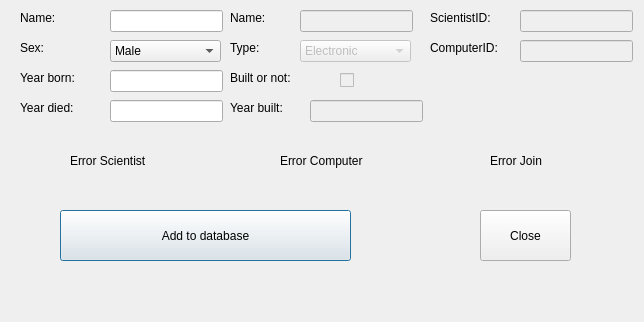
Before: the Qt Designer form widgetVerkefniVika3/addtodatabasedialog.ui in tinnathuridur/vika3, drawn with Qt 5; both pictures show x 0 to 644 and y 180 to 502 of the 644 by 502 pixel window.
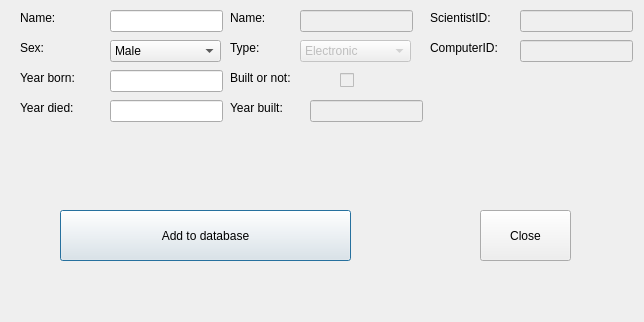
After: the same form once the commit is applied.

Commit message: tók út error í add glugganum

What changed in the file:
```diff
--- a/widgetVerkefniVika3/addtodatabasedialog.ui
+++ b/widgetVerkefniVika3/addtodatabasedialog.ui
@@ -335,7 +335,7 @@
     </rect>
    </property>
    <property name="text">
-    <string>Error Scientist</string>
+    <string/>
    </property>
   </widget>
   <widget class="QLabel" name="errorLabel_Computer">
@@ -348,7 +348,7 @@
     </rect>
    </property>
    <property name="text">
-    <string>Error Computer</string>
+    <string/>
    </property>
   </widget>
   <widget class="QLabel" name="errorLabel_Join">
@@ -361,7 +361,7 @@
     </rect>
    </property>
    <property name="text">
-    <string>Error Join</string>
+    <string/>
    </property>
   </widget>
   <widget class="QComboBox" name="comboBox_Computer_Type">
```
